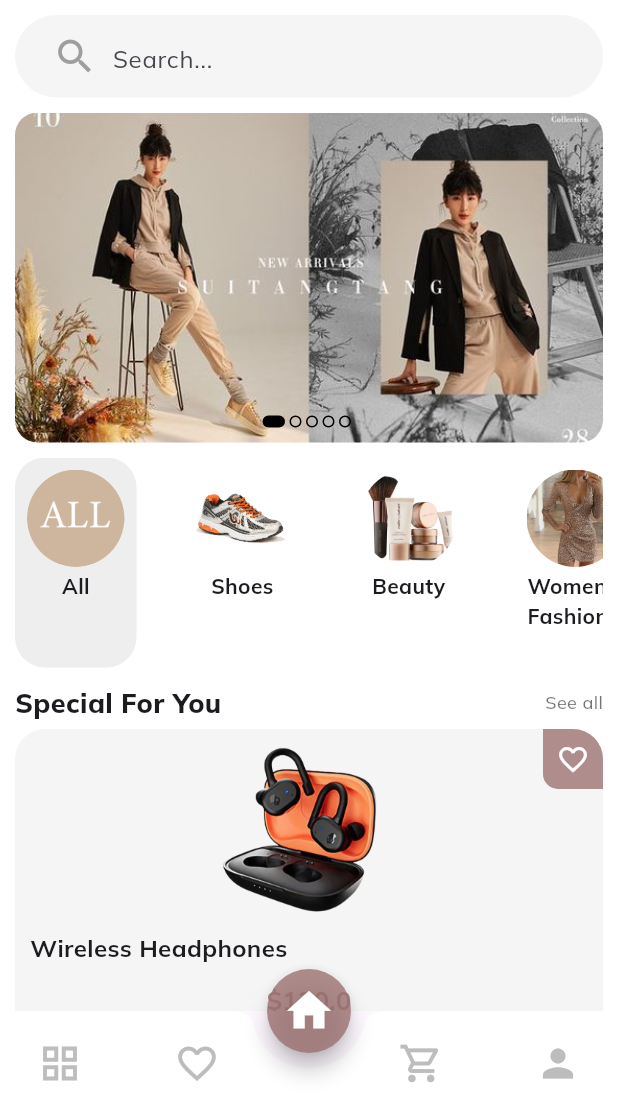
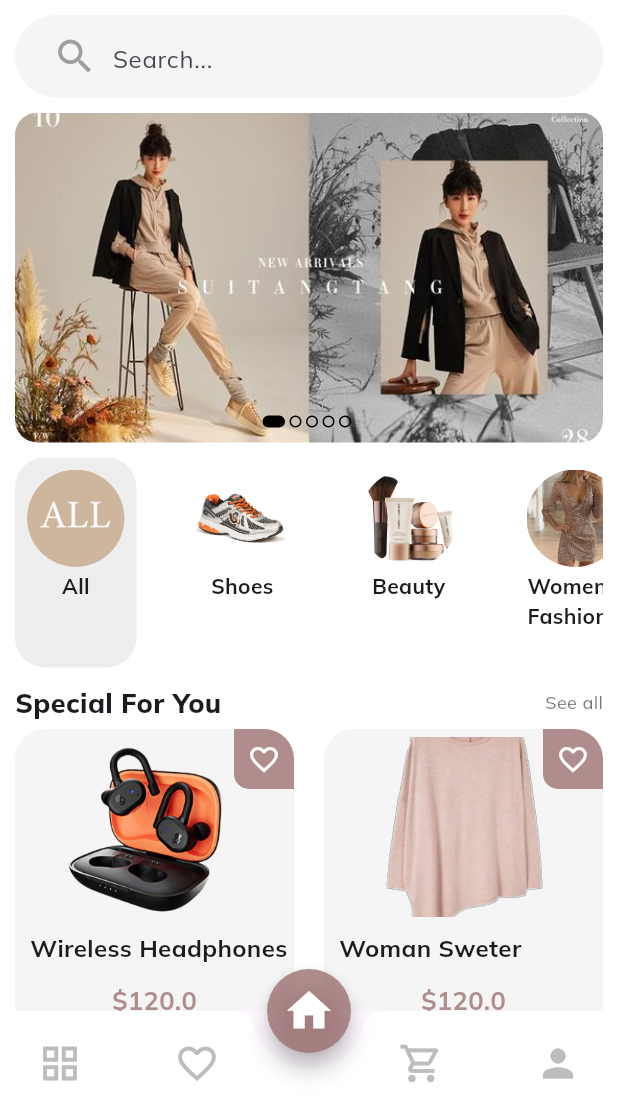
Before and after one commit to iir-projets/FlutterEcommerce, a Flutter app: the screen it shows after launch, on a phone screen of 412 x 824 dp, the part 135-1236 px from its top. Run offline on Flutter 3.47's test engine with Material 3 defaults, Android fonts, the phone set to English and light mode, and no system bars; our stand-ins replace google_fonts.

Commit message:
changeA7
responsive home

```diff
--- a/Frontend/user/appUser/lib/screens/Home/home_screen.dart
+++ b/Frontend/user/appUser/lib/screens/Home/home_screen.dart
@@ -51,17 +51,15 @@ class _HomeScreenState extends State<HomeScreen> {
             backgroundColor: Colors.white,
             body: SingleChildScrollView(
               child: Padding(
-                padding: EdgeInsets.all(Responsive.isMobile(context) ? 10 : 20),
+                padding: EdgeInsets.all(Responsive.screenWidth(context) < 600 ? 10 : 20),
                 child: Column(
                   crossAxisAlignment: CrossAxisAlignment.start,
                   children: [
-                    SizedBox(height: Responsive.isMobile(context) ? 20 : 35),
-                    // for custom appbar
+                    SizedBox(height: Responsive.screenWidth(context) < 600 ? 20 : 35),
                     const CustomAppBar(),
-                    SizedBox(height: Responsive.isMobile(context) ? 10 : 20),
-                    // for search bar
+                    SizedBox(height: Responsive.screenWidth(context) < 600 ? 10 : 20),
                     const MySearchBAR(),
-                    SizedBox(height: Responsive.isMobile(context) ? 10 : 20),
+                    SizedBox(height: Responsive.screenWidth(context) < 600 ? 10 : 20),
                     ImageSlider(
                       currentSlide: currentSlider,
                       onChange: (value) {
@@ -72,11 +70,9 @@ class _HomeScreenState extends State<HomeScreen> {
                         );
                       },
                     ),
-                    SizedBox(height: Responsive.isMobile(context) ? 10 : 20),
-                    // for category selection
+                    SizedBox(height: Responsive.screenWidth(context) < 600 ? 10 : 20),
                     categoryItems(),
-
-                    SizedBox(height: Responsive.isMobile(context) ? 10 : 20),
+                    SizedBox(height: Responsive.screenWidth(context) < 600 ? 10 : 20),
                     if (selectedIndex == 0)
                       Row(
                         mainAxisAlignment: MainAxisAlignment.spaceBetween,
@@ -84,7 +80,7 @@ class _HomeScreenState extends State<HomeScreen> {
                           Text(
                             "Special For You",
                             style: TextStyle(
-                              fontSize: Responsive.isMobile(context) ? 18 : 25,
+                              fontSize: Responsive.isDesktop(context) ? 25 : 18,
                               fontWeight: FontWeight.w800,
                             ),
                           ),
@@ -92,21 +88,20 @@ class _HomeScreenState extends State<HomeScreen> {
                             "See all",
                             style: TextStyle(
                               fontWeight: FontWeight.w500,
-                              fontSize: Responsive.isMobile(context) ? 12 : 16,
+                              fontSize: Responsive.isDesktop(context) ? 16 : 12,
                               color: Colors.black54,
                             ),
                           ),
                         ],
                       ),
-                    // for shopping items
-                    SizedBox(height: Responsive.isMobile(context) ? 5 : 10),
+                    SizedBox(height: Responsive.isDesktop(context) ? 10 : 5),
                     GridView.builder(
                       padding: EdgeInsets.zero,
                       physics: const NeverScrollableScrollPhysics(),
                       shrinkWrap: true,
                       gridDelegate: SliverGridDelegateWithFixedCrossAxisCount(
-                          crossAxisCount: Responsive.isMobile(context) ? 1 : 2,
-                          childAspectRatio: Responsive.isMobile(context) ? 1.2 : 0.75,
+                          crossAxisCount: Responsive.isDesktop(context) ? 4 : 2,
+                          childAspectRatio: Responsive.isDesktop(context) ? 1 : 0.75,
                           crossAxisSpacing: 20,
                           mainAxisSpacing: 20),
                       itemCount: selectcategories[selectedIndex].length,
@@ -130,8 +125,7 @@ class _HomeScreenState extends State<HomeScreen> {
         scrollDirection: Axis.horizontal,
         itemCount: categoriesList.length,
         physics: const BouncingScrollPhysics(),
-        separatorBuilder: (context, index) =>
-            const SizedBox(width: 30), // space between each element
+        separatorBuilder: (context, index) => const SizedBox(width: 30),
         itemBuilder: (context, index) {
           return GestureDetector(
             onTap: () {
@@ -143,9 +137,7 @@ class _HomeScreenState extends State<HomeScreen> {
               padding: const EdgeInsets.all(8),
               decoration: BoxDecoration(
                 borderRadius: BorderRadius.circular(20),
-                color: selectedIndex == index
-                    ? Colors.grey[200]
-                    : Colors.transparent,
+                color: selectedIndex == index ? Colors.grey[200] : Colors.transparent,
               ),
               child: Column(
                 children: [
@@ -159,14 +151,13 @@ class _HomeScreenState extends State<HomeScreen> {
                         fit: BoxFit.cover,
                       ),
                     ),
-                    padding:
-                        const EdgeInsets.only(bottom: 5), // padding at the bottom
+                    padding: const EdgeInsets.only(bottom: 5),
                   ),
-                  SizedBox(height: Responsive.isMobile(context) ? 3 : 6),
+                  SizedBox(height: Responsive.isDesktop(context) ? 6 : 3),
                   Text(
                     categoriesList[index].title,
                     style: TextStyle(
-                      fontSize: Responsive.isMobile(context) ? 14 : 16,
+                      fontSize: Responsive.isDesktop(context) ? 16 : 14,
                       fontWeight: FontWeight.bold,
                     ),
                   )
```
